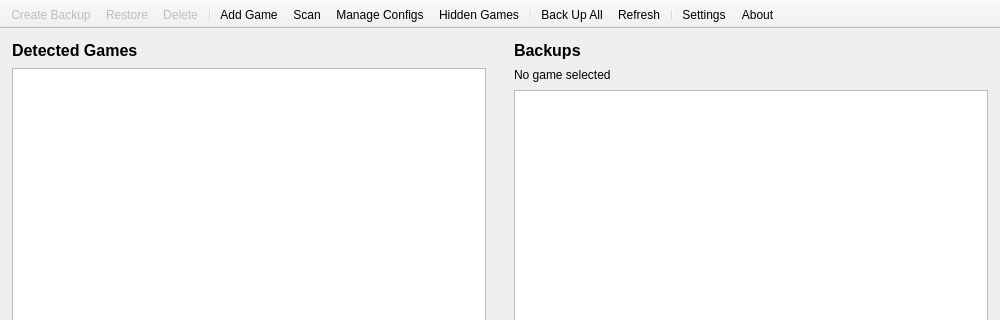
First picture: the form in src/ui/mainwindow.ui, repository mambucodev/game-rewind, before the edit; both pictures show x 0 to 1000 and y 0 to 320 of the 1000 by 700 pixel window.
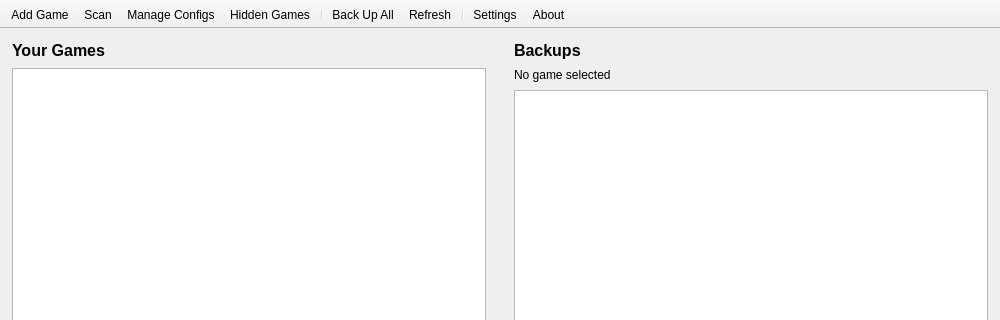
Second picture: the form after the edit. Icons and pictures are not drawn.

What changed in the file:
```diff
--- a/src/ui/mainwindow.ui
+++ b/src/ui/mainwindow.ui
@@ -55,7 +55,7 @@
         <item>
          <widget class="QLabel" name="gamesLabel">
           <property name="text">
-           <string>Detected Games</string>
+           <string>Your Games</string>
           </property>
           <property name="font">
            <font>
@@ -161,7 +161,7 @@
     </size>
    </property>
    <property name="toolButtonStyle">
-    <enum>Qt::ToolButtonTextBesideIcon</enum>
+    <enum>Qt::ToolButtonIconOnly</enum>
    </property>
    <attribute name="toolBarArea">
     <enum>TopToolBarArea</enum>
@@ -169,10 +169,6 @@
    <attribute name="toolBarBreak">
     <bool>false</bool>
    </attribute>
-   <addaction name="actionCreateBackup"/>
-   <addaction name="actionRestoreBackup"/>
-   <addaction name="actionDeleteBackup"/>
-   <addaction name="separator"/>
    <addaction name="actionAddGame"/>
    <addaction name="actionScanGame"/>
    <addaction name="actionManageConfigs"/>
```
Left out of the diff: 2 changed lines with no effect on the pictures.
